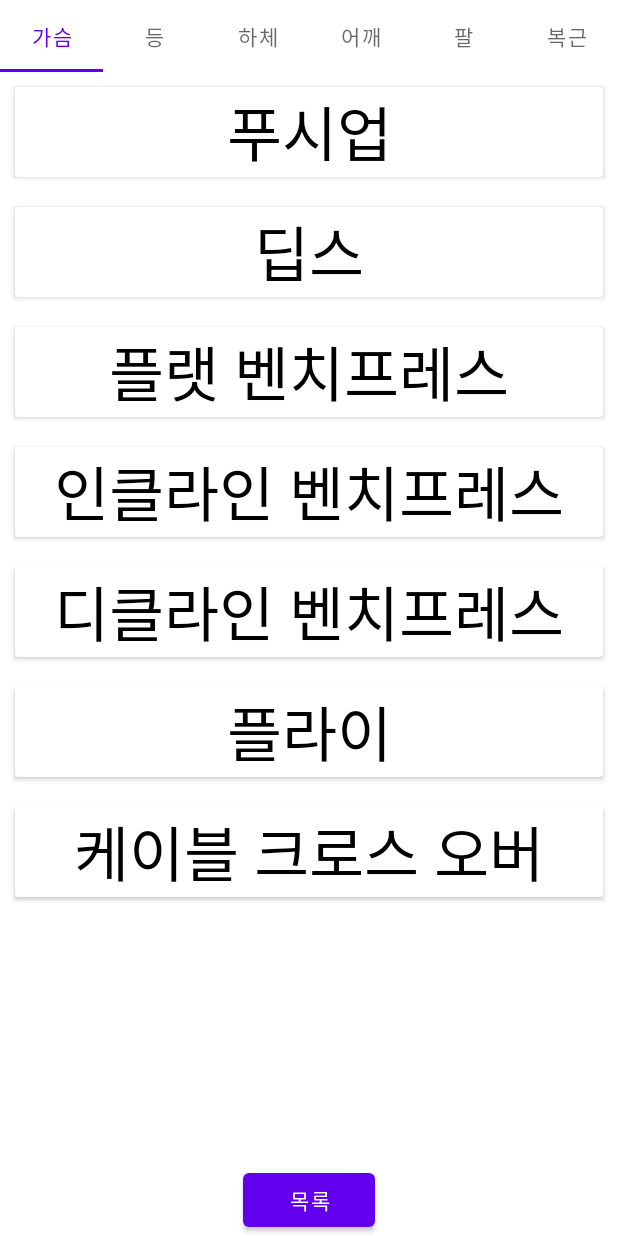
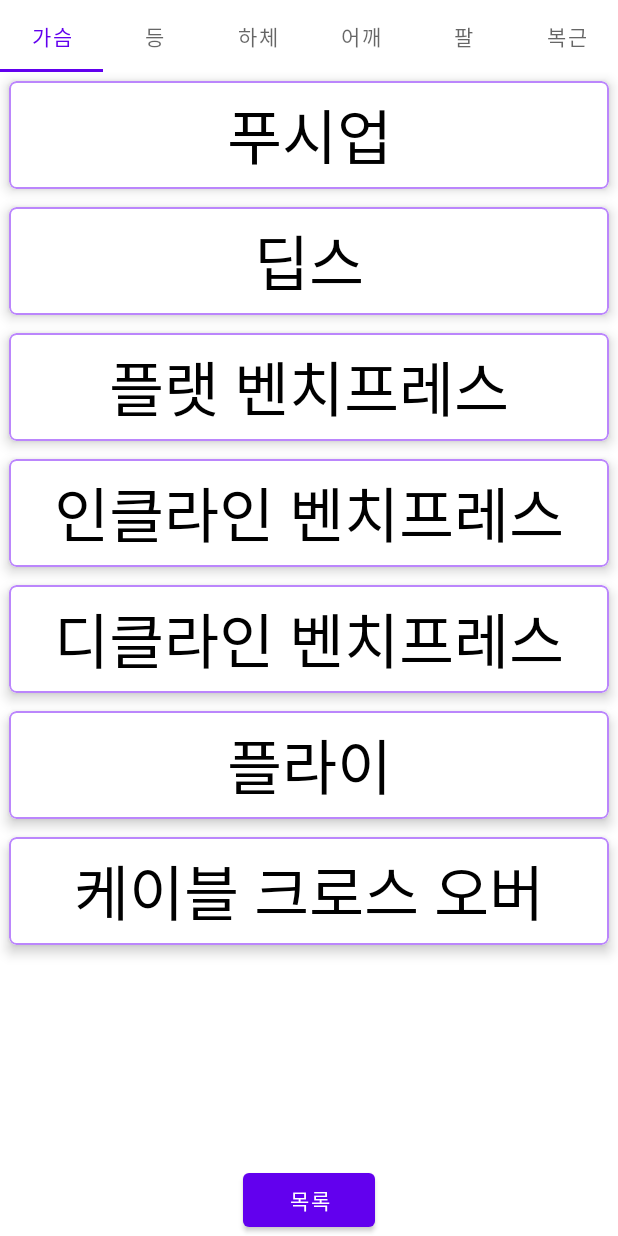
Before and after one commit to ProjectBCSD2021/HealthRoutineApplication, an Android app: the WorkOutListFragment screen opened directly, with no data from a screen before it, on a phone screen of 412 x 824 dp. Run offline under Robolectric (Android 15) with nearby library versions, the phone set to English and light mode, and no system bars; our stand-ins replace data binding.

Commit message:
ui 터치 이펙트 추가

```diff
--- a/app/src/main/java/com/example/healthroutineapplication/adapters/WorkOutListAdapter.kt
+++ b/app/src/main/java/com/example/healthroutineapplication/adapters/WorkOutListAdapter.kt
@@ -7,6 +7,7 @@ import android.view.ViewGroup
 import android.widget.FrameLayout
 import android.widget.TextView
 import android.widget.Toast
+import androidx.constraintlayout.widget.ConstraintLayout
 import androidx.recyclerview.widget.DiffUtil
 import androidx.recyclerview.widget.ListAdapter
 import androidx.recyclerview.widget.RecyclerView
@@ -43,7 +44,7 @@ class WorkOutListAdapter(val test: ExerciseListAdd) :
 
     class WorkOutListViewHolder(itemView: View) : RecyclerView.ViewHolder(itemView) {
         private val exercise: TextView = itemView.findViewById(R.id.work_out_list_frame_text_view)
-        val root = itemView.findViewById<FrameLayout>(R.id.work_out_list_frame_layout)
+        val root = itemView.findViewById<ConstraintLayout>(R.id.work_out_list_frame_layout)
         fun bind(in_exercise: String?) {
             exercise.text = in_exercise
         }
--- a/app/src/main/res/layout/exercise_list_weight_setting_frame.xml
+++ b/app/src/main/res/layout/exercise_list_weight_setting_frame.xml
@@ -1,11 +1,13 @@
 <?xml version="1.0" encoding="utf-8"?>
 
-<LinearLayout xmlns:android="http://schemas.android.com/apk/res/android"
+<LinearLayout
+    xmlns:android="http://schemas.android.com/apk/res/android"
     android:layout_width="match_parent"
     android:layout_height="wrap_content"
     android:orientation="vertical">
 
     <LinearLayout
+        android:padding="5dp"
         android:layout_marginTop="8dp"
         android:layout_width="match_parent"
         android:layout_height="wrap_content"
@@ -38,6 +40,7 @@
     </LinearLayout>
 
     <LinearLayout
+        android:padding="5dp"
         android:layout_width="match_parent"
         android:layout_height="wrap_content"
         android:layout_marginVertical="8dp"
--- a/app/src/main/res/layout/work_out_list_frame.xml
+++ b/app/src/main/res/layout/work_out_list_frame.xml
@@ -1,25 +1,40 @@
 <?xml version="1.0" encoding="utf-8"?>
-<androidx.cardview.widget.CardView
+<com.google.android.material.card.MaterialCardView
     xmlns:android="http://schemas.android.com/apk/res/android"
+    xmlns:tools="http://schemas.android.com/tools"
     android:layout_width="match_parent"
     android:layout_height="wrap_content"
-    android:layout_margin="10dp"
+    xmlns:app="http://schemas.android.com/apk/res-auto"
+    android:layout_margin="6dp"
+    app:cardElevation="5dp"
+    android:foreground="?android:attr/selectableItemBackground"
+    android:clickable="true"
+    android:paddingVertical="20dp"
+    app:cardCornerRadius="5dp"
+    app:strokeColor="@color/purple_200"
+    app:strokeWidth="1.5dp"
     >
 
-    <FrameLayout
+    <androidx.constraintlayout.widget.ConstraintLayout
+        android:foreground="?android:attr/selectableItemBackground"
         android:id="@+id/work_out_list_frame_layout"
         android:layout_width="match_parent"
         android:layout_height="wrap_content">
 
         <TextView
             android:id="@+id/work_out_list_frame_text_view"
-            android:text="예시 입니다."
-            android:gravity="center"
-            android:textColor="@color/black"
             android:layout_width="match_parent"
             android:layout_height="wrap_content"
-            android:textSize="40sp" />
+            android:gravity="center"
+            android:layout_marginVertical="6dp"
+            android:text="예시 입니다."
+            android:textColor="@color/black"
+            android:textSize="40sp"
+            app:layout_constraintBottom_toBottomOf="parent"
+            app:layout_constraintEnd_toEndOf="parent"
+            app:layout_constraintStart_toStartOf="parent"
+            app:layout_constraintTop_toTopOf="parent" />
 
-    </FrameLayout>
+    </androidx.constraintlayout.widget.ConstraintLayout>
 
-</androidx.cardview.widget.CardView>
+</com.google.android.material.card.MaterialCardView>
```
Also changed, not shown: app/src/main/res/layout/exercise_list_frame.xml (+14 -5 lines), app/src/main/res/layout/exercise_routine_list_frame.xml (+6 -4 lines), app/src/main/res/layout/main_list_item.xml (+16 -2 lines).
